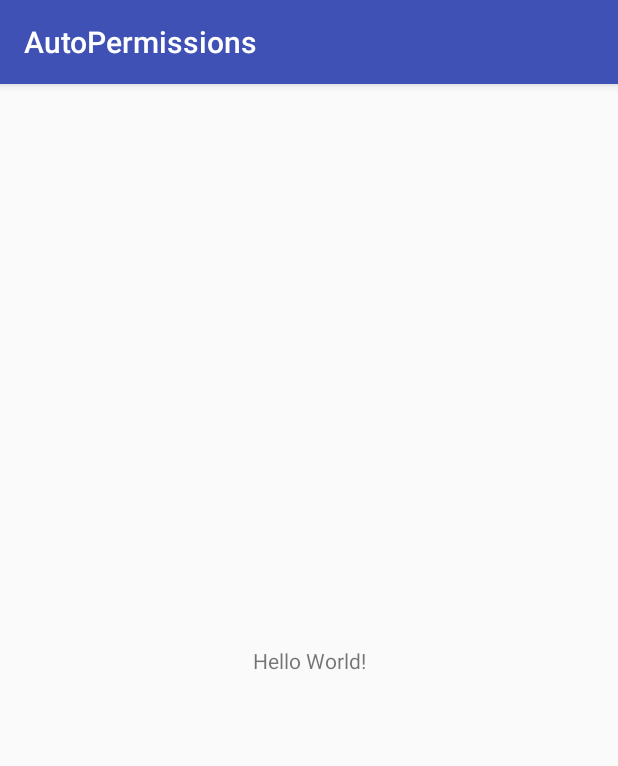
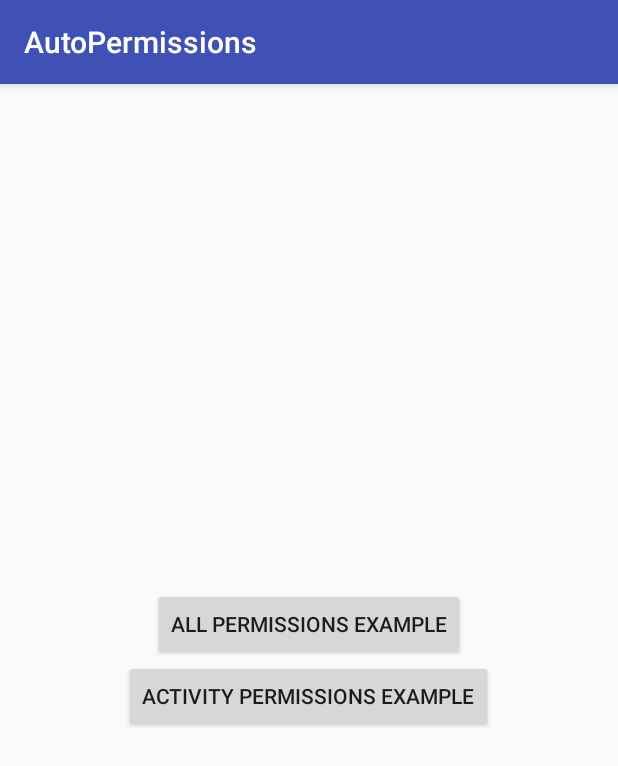
Before and after one commit to pedroSG94/AutoPermissions, an Android app: the screen it shows after launch (MainActivity), on a phone screen of 412 x 824 dp. Shown: the top 766 px of the screen. Run offline under Robolectric (Android 15) with nearby library versions, the phone set to English and light mode, and no system bars.

Commit message:
add readme, modify example

```diff
--- a/app/src/main/java/com/pedro/autopermissions/MainActivity.kt
+++ b/app/src/main/java/com/pedro/autopermissions/MainActivity.kt
@@ -1,20 +1,20 @@
 package com.pedro.autopermissions
 
+import android.content.Intent
 import android.os.Bundle
 import android.support.v7.app.AppCompatActivity
-import com.pedro.library.AutoPermissions
+import kotlinx.android.synthetic.main.activity_main.*
 
 class MainActivity : AppCompatActivity() {
 
-    override fun onCreate(savedInstanceState: Bundle?) {
-        super.onCreate(savedInstanceState)
-        setContentView(R.layout.activity_main)
-//        AutoPermissions.loadAllPermissions(this, 1)
-        AutoPermissions.loadActivityPermissions(this, 1)
+  override fun onCreate(savedInstanceState: Bundle?) {
+    super.onCreate(savedInstanceState)
+    setContentView(R.layout.activity_main)
+    b_all.setOnClickListener {
+      startActivity(Intent(this, AllExampleActivity::class.java))
     }
-
-    override fun onRequestPermissionsResult(requestCode: Int, permissions: Array<out String>, grantResults: IntArray) {
-        super.onRequestPermissionsResult(requestCode, permissions, grantResults)
-        //Info about permissions grant and all permissions request
+    b_activity.setOnClickListener {
+      startActivity(Intent(this, ActivityExampleActivity::class.java))
     }
+  }
 }
--- a/app/src/main/res/layout/activity_main.xml
+++ b/app/src/main/res/layout/activity_main.xml
@@ -1,21 +1,24 @@
 <?xml version="1.0" encoding="utf-8"?>
-<android.support.constraint.ConstraintLayout
+<LinearLayout
     xmlns:android="http://schemas.android.com/apk/res/android"
     xmlns:tools="http://schemas.android.com/tools"
-    xmlns:app="http://schemas.android.com/apk/res-auto"
     android:layout_width="match_parent"
     android:layout_height="match_parent"
     tools:context=".MainActivity"
+    android:orientation="vertical"
+    android:gravity="center"
     >
 
-  <TextView
+  <Button
+      android:id="@+id/b_all"
       android:layout_width="wrap_content"
       android:layout_height="wrap_content"
-      android:text="Hello World!"
-      app:layout_constraintBottom_toBottomOf="parent"
-      app:layout_constraintLeft_toLeftOf="parent"
-      app:layout_constraintRight_toRightOf="parent"
-      app:layout_constraintTop_toTopOf="parent"
+      android:text="All permissions example"
       />
-
-</android.support.constraint.ConstraintLayout>
+  <Button
+      android:id="@+id/b_activity"
+      android:layout_width="wrap_content"
+      android:layout_height="wrap_content"
+      android:text="Activity permissions example"
+      />
+</LinearLayout>
--- a/build.gradle
+++ b/build.gradle
@@ -9,7 +9,7 @@ buildscript {
     dependencies {
         classpath 'com.android.tools.build:gradle:3.1.2'
         classpath "org.jetbrains.kotlin:kotlin-gradle-plugin:$kotlin_version"
-
+        classpath 'com.github.dcendents:android-maven-gradle-plugin:2.0'
         // NOTE: Do not place your application dependencies here; they belong
         // in the individual module build.gradle files
     }
--- a/library/build.gradle
+++ b/library/build.gradle
@@ -1,12 +1,14 @@
 apply plugin: 'com.android.library'
 apply plugin: 'kotlin-android'
 apply plugin: 'kotlin-android-extensions'
+apply plugin: 'com.github.dcendents.android-maven'
+group = 'com.github.pedroSG94'
 
 android {
   compileSdkVersion 27
 
   defaultConfig {
-    minSdkVersion 16
+    minSdkVersion 15
     targetSdkVersion 27
     versionCode 100
     versionName "1.0.0"
```
Also changed, not shown: app/build.gradle (+3 -10 lines), app/src/main/AndroidManifest.xml (+9 -7 lines), app/src/main/java/com/pedro/autopermissions/ActivityExampleActivity.kt (added, +19 -0 lines), app/src/main/java/com/pedro/autopermissions/AllExampleActivity.kt (added, +19 -0 lines), app/src/main/res/layout/activity_activity_example.xml (added, +10 -0 lines), app/src/main/res/layout/activity_all_example.xml (added, +10 -0 lines), 1 other file.
